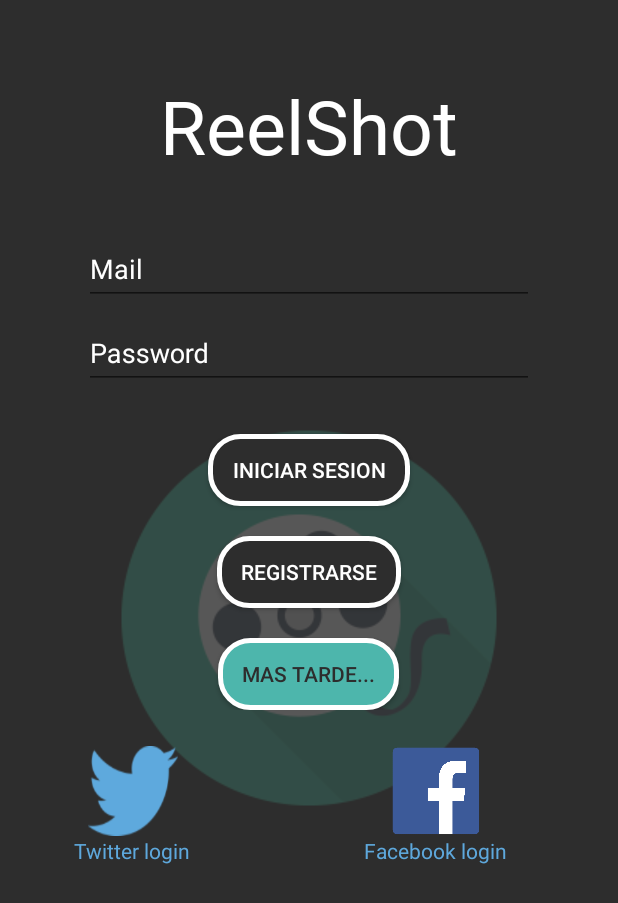
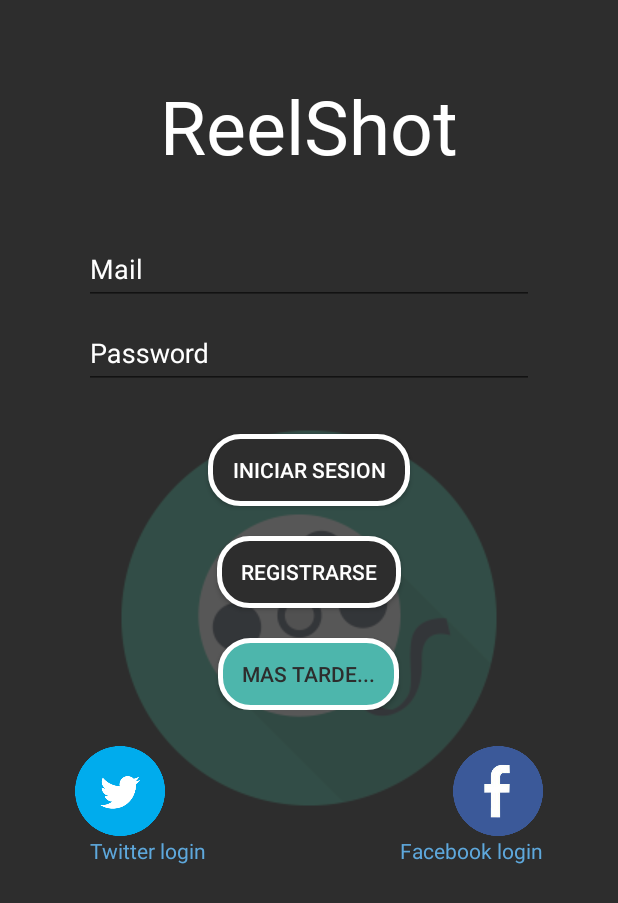
Before and after one commit to Martirio4/DH4, an Android app: the ActivityLogin screen opened directly, with no data from a screen before it, on a phone screen of 412 x 824 dp. Shown: the top 903 px of the screen. Run offline under Robolectric (Android 15) with nearby library versions, the phone set to English and light mode, and no system bars; our stand-ins replace Firebase (no records; nobody signed in at launch, a user with empty details on screens opened directly); libraries missing offline, so code that uses them is left out: com.facebook, com.facebook.login, com.facebook.share, com.twitter.sdk; plain views replace LoginButton; 7 statements that could not run were skipped.

Commit message:
botones login

```diff
--- a/MyApplication_CON_RECYCLER/app/src/main/res/layout/activity_login.xml
+++ b/MyApplication_CON_RECYCLER/app/src/main/res/layout/activity_login.xml
@@ -144,26 +144,25 @@
         <LinearLayout
             android:layout_width="0dp"
             android:orientation="vertical"
-            android:layout_weight="40"
-            android:layout_marginLeft="8dp"
+            android:layout_weight="50"
             android:layout_gravity="center"
             android:layout_height="wrap_content">
 
             <ImageButton
                 android:layout_width="60dp"
                 android:layout_height="60dp"
-                android:layout_gravity="center"
+                android:layout_gravity="left"
+                android:layout_marginLeft="50dp"
                 android:scaleType="fitXY"
                 android:id="@+id/loginBtn"
-
-
                 android:background="@android:color/transparent"
-                android:src="@drawable/twitterlogin"
+                android:src="@drawable/twitterdefinitivo"
                 android:layout_below="@id/contenedorBotones"/>
             <TextView
                 android:layout_width="wrap_content"
                 android:layout_below="@id/loginBtn"
-                android:layout_gravity="center"
+                android:layout_gravity="left"
+                android:layout_marginLeft="60dp"
                 android:textColor="#5ea8dc"
                 android:text="Twitter login"
                 android:layout_height="wrap_content" />
@@ -174,7 +173,7 @@
             android:layout_width="0dp"
             android:layout_height="wrap_content"
             android:layout_gravity="center"
-            android:layout_weight="60"
+            android:layout_weight="50"
             android:orientation="vertical">
 
             <ImageButton
@@ -183,13 +182,16 @@
                 android:background="@null"
                 android:id="@+id/fakeLogin"
                 android:scaleType="fitXY"
-                android:layout_gravity="center"
-                android:src="@drawable/face"/>
+                android:layout_gravity="right"
+                android:layout_marginRight="50dp"
+
+                android:src="@drawable/facebookdefinitivo"/>
             <TextView
                 android:layout_width="wrap_content"
                 android:layout_below="@id/loginBtn"
-                android:layout_gravity="center"
+                android:layout_gravity="right"
                 android:textColor="#5ea8dc"
+            android:layout_marginRight="50dp"
                 android:text="Facebook login"
                 android:layout_height="wrap_content" />
 
```
Also changed, not shown: MyApplication_CON_RECYCLER/app/src/main/res/drawable/facebookdefinitivo.png (added), MyApplication_CON_RECYCLER/app/src/main/res/drawable/twitterdefinitivo.png (added).
